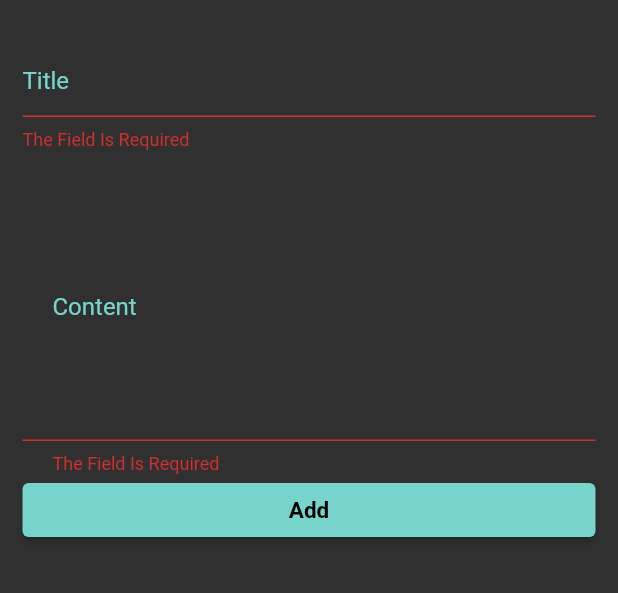
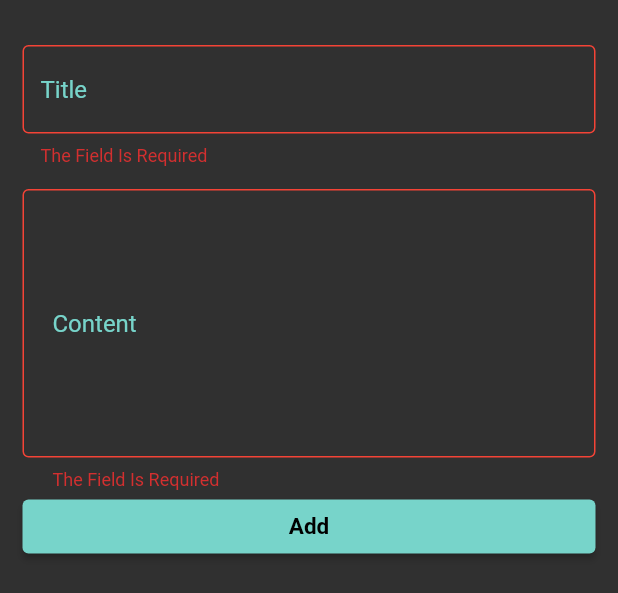
Before and after one commit to Ahmed289m/notesApp, a Flutter app: the BottomSheetBody widget shown alone on an empty page, opened directly, after a tap on "Add", on a phone screen of 412 x 824 dp. Shown: the top 593 px of the screen. Run offline on Flutter 3.47's test engine with Material 2 defaults, Android fonts, the phone set to English and light mode, and no system bars; drawn by our look-alikes of modal_progress_hud_nsn; our stand-ins replace bloc, flutter_bloc, google_fonts, hive, hive_flutter; accounts and stored records are empty; Roboto replaces fonts that are missing (Ubuntu).

```diff
--- a/lib/components/Custom_Text_Fields.dart
+++ b/lib/components/Custom_Text_Fields.dart
@@ -1,7 +1,9 @@
 import 'package:flutter/material.dart';
+import 'package:notesapp/constants.dart';
 
 class CustomTextFiled extends StatelessWidget {
-  const CustomTextFiled({super.key, this.onSaved,this.contentPadding,required this.hint});
+  const CustomTextFiled(
+      {super.key, this.onSaved, this.contentPadding, required this.hint});
   final void Function(String?)? onSaved;
   final EdgeInsetsGeometry? contentPadding;
   final String hint;
@@ -12,22 +14,22 @@ class CustomTextFiled extends StatelessWidget {
         FocusManager.instance.primaryFocus?.unfocus();
       },
       onSaved: onSaved,
-          validator: (value){
-            if(value?.isEmpty?? true)
-            {
+      validator: (value) {
+        if (value?.isEmpty ?? true) {
           return 'The Field Is Required';
-            }
-            else {
+        } else {
           return null;
         }
       },
-          decoration:  InputDecoration(
+      decoration: InputDecoration(
+        focusedErrorBorder: kerrorBorderForTextField,
+        errorBorder: kerrorBorderForTextField,
         hintText: hint,
         contentPadding: contentPadding,
         hintStyle: const TextStyle(color: Color.fromARGB(255, 119, 212, 202)),
-              focusedBorder:const OutlineInputBorder(),
-              enabledBorder: const OutlineInputBorder(
-                  borderSide: BorderSide(color: Colors.white))),
+        focusedBorder: kenableAndFocusedBorderForTextFiled,
+        enabledBorder: kenableAndFocusedBorderForTextFiled,
+      ),
     );
   }
 }
--- a/lib/components/add_note_form.dart
+++ b/lib/components/add_note_form.dart
@@ -1,6 +1,7 @@
 import 'package:flutter/material.dart';
 import 'package:flutter_bloc/flutter_bloc.dart';
 import 'package:google_fonts/google_fonts.dart';
+import 'package:modal_progress_hud_nsn/modal_progress_hud_nsn.dart';
 import 'package:notesapp/components/Custom_Text_Fields.dart';
 import 'package:notesapp/cubits/add_note_cubit/add_note_cubit_cubit.dart';
 import 'package:notesapp/models/note_model.dart';
@@ -16,12 +17,12 @@ class _AddNoteFormState extends State<AddNoteForm> {
   String? title;
 
   String? content;
+  bool isLoading = false;
 
   final GlobalKey<FormState> formkey = GlobalKey();
   AutovalidateMode autovalidateMode = AutovalidateMode.disabled;
   @override
   Widget build(BuildContext context) {
-
     return Form(
       key: formkey,
       autovalidateMode: autovalidateMode,
@@ -30,8 +31,8 @@ class _AddNoteFormState extends State<AddNoteForm> {
         children: [
           CustomTextFiled(
             hint: 'Title',
-            onSaved: (value){
-              title=value;
+            onSaved: (value) {
+              title = value;
             },
           ),
           const SizedBox(
@@ -39,37 +40,50 @@ class _AddNoteFormState extends State<AddNoteForm> {
           ),
           CustomTextFiled(
             hint: 'Content',
-            onSaved: (value){
-              content=value;
+            onSaved: (value) {
+              content = value;
             },
-            contentPadding: const EdgeInsets.symmetric(vertical: 80, horizontal: 20),
+            contentPadding:
+                const EdgeInsets.symmetric(vertical: 80, horizontal: 20),
           ),
           SizedBox(
               width: double.infinity,
-              child: ElevatedButton(
+              child: BlocBuilder<AddNoteCubitCubit, AddNoteCubitState>(
+                builder: (context, state) {
+                  isLoading = state is AddNoteLoadingState ? true : false;
+                  return ElevatedButton(
                     style: ElevatedButton.styleFrom(
                       backgroundColor: const Color.fromARGB(255, 119, 212, 202),
                     ),
                     onPressed: () {
-                  if(formkey.currentState!.validate())
-                  {
+                      if (formkey.currentState!.validate()) {
                         formkey.currentState!.save();
-                    NoteModel note = NoteModel(title: title!, content: content!, color: Colors.brown.value, date: DateTime.now().toString());
-                    BlocProvider.of<AddNoteCubitCubit>(context).addNote(note);
-                  }else{
-                    autovalidateMode=AutovalidateMode.always;
-                    setState(() {
-
-                    });
+                        NoteModel note = NoteModel(
+                            title: title!,
+                            content: content!,
+                            color: Colors.brown.value,
+                            date: DateTime.now().toString());
+                        BlocProvider.of<AddNoteCubitCubit>(context)
+                            .addNote(note);
+                      } else {
+                        autovalidateMode = AutovalidateMode.always;
+                        setState(() {});
                       }
                     },
-                child: Text(
+                    child: isLoading
+                        ? const SizedBox(
+                            height: 24,
+                            width: 24,
+                            child: CircularProgressIndicator(color: Colors.white,))
+                        : Text(
                             'Add',
                             style: GoogleFonts.ubuntu(
                                 color: Colors.black,
                                 fontWeight: FontWeight.w600,
                                 fontSize: 15),
                           ),
+                  );
+                },
               ))
         ],
       ),
--- a/lib/components/bottomSheetContent.dart
+++ b/lib/components/bottomSheetContent.dart
@@ -1,6 +1,5 @@
 import 'package:flutter/material.dart';
 import 'package:flutter_bloc/flutter_bloc.dart';
-import 'package:modal_progress_hud_nsn/modal_progress_hud_nsn.dart';
 import 'package:notesapp/components/add_note_form.dart';
 import 'package:notesapp/cubits/add_note_cubit/add_note_cubit_cubit.dart';
 
@@ -20,10 +19,12 @@ class BottomSheetBody extends StatelessWidget {
             }
           },
           builder: (context, state) {
-            return ModalProgressHUD(
-              inAsyncCall: state is AddNoteLoadingState ? true : false,
-              child: const SingleChildScrollView(child: AddNoteForm()),
-            );
+            return AbsorbPointer(
+                absorbing: state is AddNoteLoadingState ? true : false,
+                child:  Padding(
+                  padding: EdgeInsets.only(bottom:MediaQuery.of(context).viewInsets.bottom,),
+                  child: const SingleChildScrollView(child: AddNoteForm()),
+                ));
           },
         ),
       ),
--- /dev/null
+++ b/lib/constants.dart
@@ -0,0 +1,6 @@
+import 'package:flutter/material.dart';
+
+const kerrorBorderForTextField =
+    OutlineInputBorder(borderSide: BorderSide(color: Colors.red));
+const kenableAndFocusedBorderForTextFiled =
+    OutlineInputBorder(borderSide: BorderSide(color: Colors.white));
```
Also changed, not shown: lib/cubits/notes_cubit/notes_cubit_cubit.dart (added, +20 -0 lines), lib/cubits/notes_cubit/notes_cubit_state.dart (added, +19 -0 lines), lib/views/Notes_view.dart (+18 -6 lines). Lines whose indentation alone changed are shown as unchanged.
